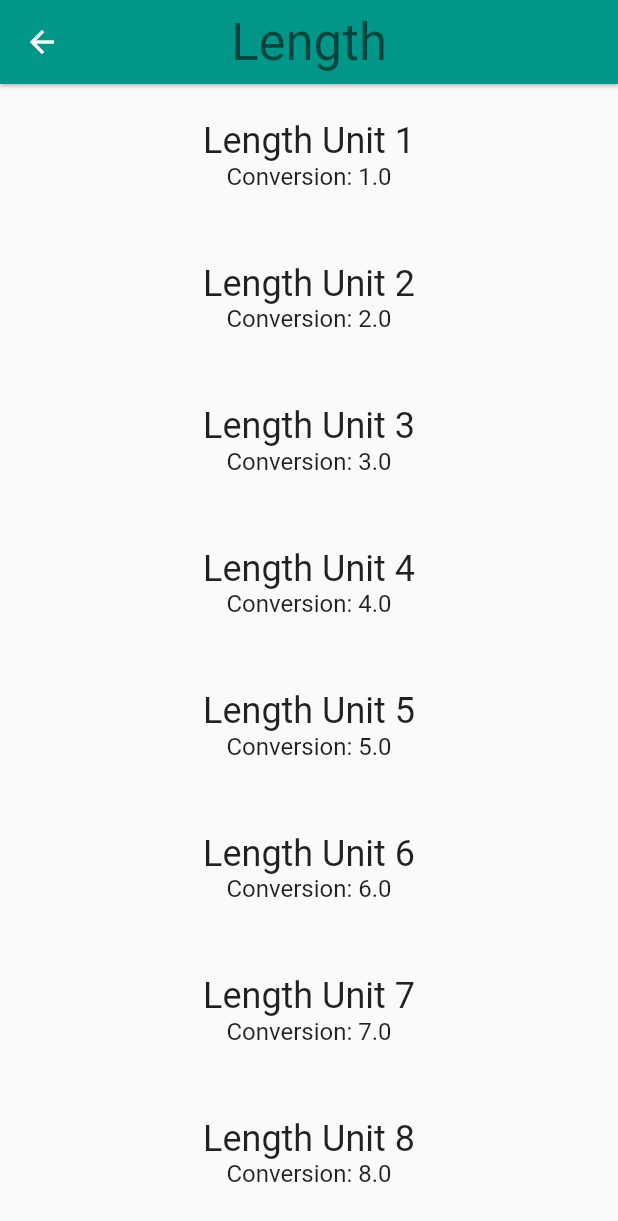
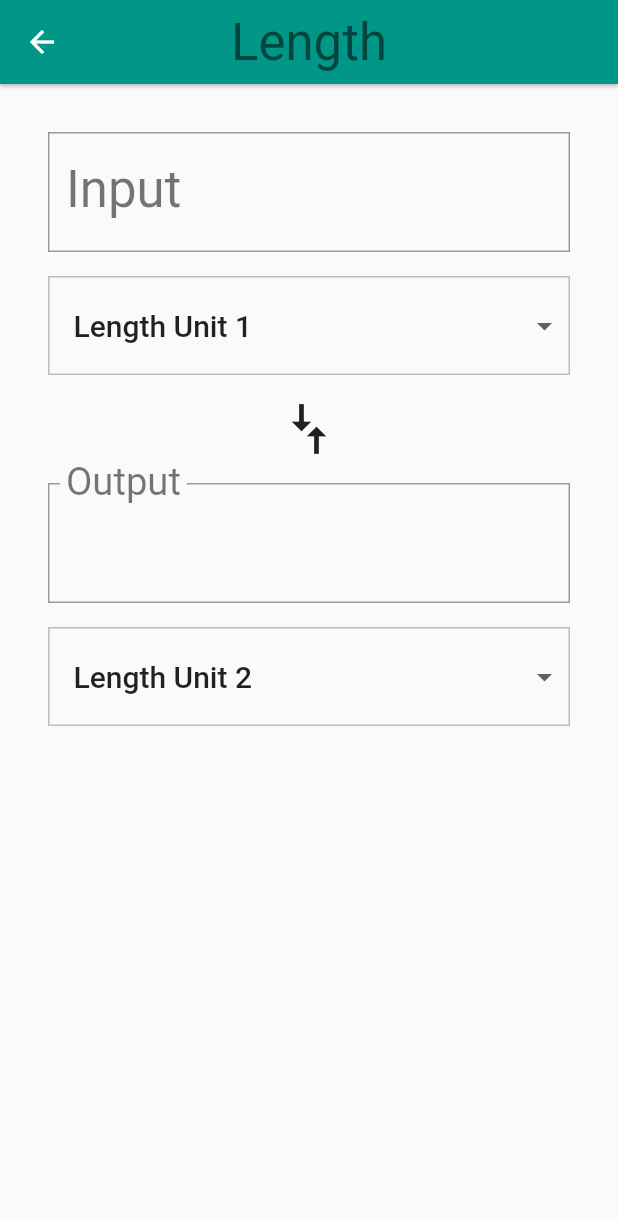
Before and after one commit to NielsLindberg/UdacityFlutter, a Flutter app: the screen it shows after launch, after a tap on "Length", on a phone screen of 412 x 824 dp. Shown: the top 1221 px of the screen. Run offline on Flutter 3.47's test engine with Material 2 defaults, Android fonts, the phone set to English and light mode, and no system bars.

Commit message:
replaced placeholder converter with actual.

```diff
--- a/hello_rectangle/lib/converter_route.dart
+++ b/hello_rectangle/lib/converter_route.dart
@@ -13,6 +13,9 @@ import 'package:hello_rectangle/unit.dart';
 ///
 /// While it is named ConverterRoute, a more apt name would be ConverterScreen,
 /// because it is responsible for the UI at the route's destination.
+
+const _padding = EdgeInsets.all(16.0);
+
 class ConverterRoute extends StatefulWidget {
   final String name;
   final Color color;
@@ -31,36 +34,209 @@ class ConverterRoute extends StatefulWidget {
         assert(units != null);
 
   createState() => _ConverterRouteState();
-
 }
 
 class _ConverterRouteState extends State<ConverterRoute> {
+  Unit _fromValue;
+  Unit _toValue;
+  double _inputValue;
+  String _convertedValue = '';
+  List<DropdownMenuItem> _unitMenuItems;
+  bool _showValidationError = false;
+
+  @override
+  void initState() {
+    super.initState();
+    _createDropdownMenuItems();
+    _setDefaults();
+  }
+
+  void _createDropdownMenuItems() {
+    var newItems = <DropdownMenuItem>[];
+    for (var unit in widget.units) {
+      newItems.add(DropdownMenuItem(
+        value: unit.name,
+        child: Container(
+          child: Text(
+            unit.name,
+            softWrap: true,
+          ),
+        ),
+      ));
+    }
+    setState(() {
+      _unitMenuItems = newItems;
+    });
+  }
+
+  void _setDefaults() {
+    setState(() {
+      _fromValue = widget.units[0];
+      _toValue = widget.units[1];
+    });
+  }
+
+  Unit _getUnit(String unitName) {
+    return widget.units.firstWhere((Unit unit) {
+      return unit.name == unitName;
+    }, orElse: null);
+  }
+
+  String _format(double conversion) {
+    var outputNum = conversion.toStringAsPrecision(7);
+    if (outputNum.contains('.') && outputNum.endsWith('0')) {
+      var i = outputNum.length - 1;
+      while (outputNum[i] == '0') {
+        i -= 1;
+      }
+      outputNum = outputNum.substring(0, i + 1);
+    }
+    if (outputNum.endsWith('.')) {
+      return outputNum.substring(0, outputNum.length - 1);
+    }
+    return outputNum;
+  }
+
+  void _updateConversion() {
+    setState(() {
+      _convertedValue =
+          _format(_inputValue * (_toValue.conversion / _fromValue.conversion));
+    });
+  }
+
+  void _updateFromConversion(dynamic unitName) {
+    setState(() {
+      _fromValue = _getUnit(unitName);
+    });
+    if (_inputValue != null) {
+      _updateConversion();
+    }
+  }
+
+  void _updateToConversion(dynamic unitName) {
+    setState(() {
+      _toValue = _getUnit(unitName);
+    });
+    if (_inputValue != null) {
+      _updateConversion();
+    }
+  }
+
+  void _updateInputValue(String input) {
+    setState(() {
+      if (input == null || input.isEmpty) {
+        _convertedValue = '';
+      } else {
+        try {
+          final inputDouble = double.parse(input);
+          _showValidationError = false;
+          _inputValue = inputDouble;
+          _updateConversion();
+        } on Exception catch (e) {
+          print('Error: $e');
+          _showValidationError = true;
+        }
+      }
+    });
+  }
+
+  Widget _createDropdown(String currentValue, ValueChanged<dynamic> onChanged) {
+    return Container(
+      margin: EdgeInsets.only(top: 16.0),
+      decoration: BoxDecoration(
+        color: Colors.grey[50],
+        border: Border.all(
+          color: Colors.grey[400],
+          width: 1.0,
+        ),
+      ),
+      padding: EdgeInsets.symmetric(vertical: 8.0),
+      child: Theme(
+          data: Theme.of(context).copyWith(
+            canvasColor: Colors.grey[50],
+          ),
+          child: DropdownButtonHideUnderline(
+            child: ButtonTheme(
+              alignedDropdown: true,
+              child: DropdownButton(
+                value: currentValue,
+                items: _unitMenuItems,
+                onChanged: onChanged,
+                style: Theme.of(context).textTheme.title,
+              ),
+            ),
+          )),
+    );
+  }
 
   @override
   Widget build(BuildContext context) {
-    // Here is just a placeholder for a list of mock units
-    final unitWidgets = widget.units.map((Unit unit) {
-      // TODO: Set the color for this Container
-      return Container(
-        margin: EdgeInsets.all(8.0),
-        padding: EdgeInsets.all(16.0),
-        child: Column(
-          children: <Widget>[
-            Text(
-              unit.name,
-              style: Theme.of(context).textTheme.headline,
+    final input = Padding(
+      padding: _padding,
+      child: Column(
+        crossAxisAlignment: CrossAxisAlignment.stretch,
+        children: [
+          TextField(
+            style: Theme.of(context).textTheme.display1,
+            decoration: InputDecoration(
+                labelStyle: Theme.of(context).textTheme.display1,
+                errorText:
+                    _showValidationError ? 'Invalid number entered' : null,
+                labelText: 'Input',
+                border: OutlineInputBorder(
+                  borderRadius: BorderRadius.circular(0.0),
+                )),
+            keyboardType: TextInputType.number,
+            onChanged: _updateInputValue,
+          ),
+          _createDropdown(_fromValue.name, _updateFromConversion),
+        ],
+      ),
+    );
+
+    final arrows = RotatedBox(
+      quarterTurns: 1,
+      child: Icon(
+        Icons.compare_arrows,
+        size: 40.0,
+      ),
+    );
+
+    final output = Padding(
+      padding: _padding,
+      child: Column(
+        crossAxisAlignment: CrossAxisAlignment.stretch,
+        children: [
+          InputDecorator(
+            child: Text(
+              _convertedValue,
+              style: Theme.of(context).textTheme.display1,
             ),
-            Text(
-              'Conversion: ${unit.conversion}',
-              style: Theme.of(context).textTheme.subhead,
+            decoration: InputDecoration(
+              labelText: 'Output',
+              labelStyle: Theme.of(context).textTheme.display1,
+              border: OutlineInputBorder(
+                borderRadius: BorderRadius.circular(0.0),
+              ),
             ),
-          ],
-        ),
-      );
-    }).toList();
+          ),
+          _createDropdown(_toValue.name, _updateToConversion),
+        ],
+      ),
+    );
 
-    return ListView(
-      children: unitWidgets,
+    final converter = Column(
+      crossAxisAlignment: CrossAxisAlignment.stretch,
+      children: [
+        input,
+        arrows,
+        output,
+      ],
+    );
+
+    return Padding(
+      padding: _padding,
+      child: converter,
     );
   }
 }
```
